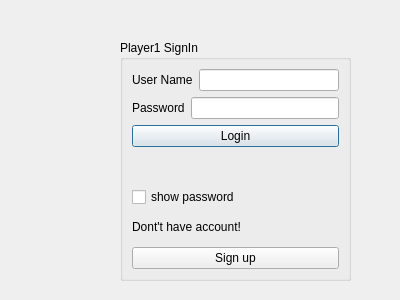
Before: the Qt Designer form tictactoev/signin.ui in Jolinejo/Advanced-Tic-Tac-Toe, drawn with Qt 5.
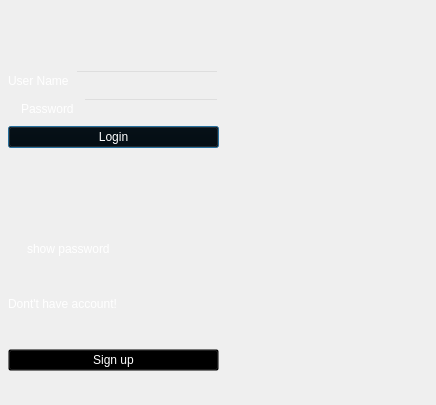
After: the same form once the commit is applied. Icons and pictures are not drawn.

```diff
--- a/tictactoev/signin.ui
+++ b/tictactoev/signin.ui
@@ -6,24 +6,28 @@
    <rect>
     <x>0</x>
     <y>0</y>
-    <width>400</width>
-    <height>300</height>
+    <width>436</width>
+    <height>405</height>
    </rect>
   </property>
   <property name="windowTitle">
    <string>Dialog</string>
   </property>
-  <widget class="QGroupBox" name="groupBox">
+  <property name="styleSheet">
+   <string notr="true"/>
+  </property>
+  <widget class="QWidget" name="widget" native="true">
    <property name="geometry">
     <rect>
-     <x>120</x>
-     <y>40</y>
-     <width>231</width>
-     <height>241</height>
+     <x>8</x>
+     <y>70</y>
+     <width>211</width>
+     <height>301</height>
     </rect>
    </property>
-   <property name="title">
-    <string>Player1 SignIn</string>
+   <property name="styleSheet">
+    <string notr="true">color:#ffffff;
+background-color:transparent</string>
    </property>
    <layout class="QVBoxLayout" name="verticalLayout_2">
     <item>
@@ -42,12 +46,24 @@
         </item>
        </layout>
       </item>
+     </layout>
+    </item>
       <item>
        <layout class="QHBoxLayout" name="horizontalLayout">
+      <item>
+       <widget class="QLabel" name="label_5">
+        <property name="styleSheet">
+         <string notr="true">background-image:url(:/users/signin.png);</string>
+        </property>
+        <property name="text">
+         <string/>
+        </property>
+       </widget>
+      </item>
         <item>
          <widget class="QLabel" name="label_2">
           <property name="text">
-           <string>Password</string>
+         <string>Password </string>
           </property>
          </widget>
         </item>
@@ -60,8 +76,6 @@
         </item>
        </layout>
       </item>
-     </layout>
-    </item>
     <item>
      <widget class="QPushButton" name="pushButton_login">
       <property name="text">
@@ -102,6 +116,24 @@
     </item>
    </layout>
   </widget>
+  <widget class="QLabel" name="label_6">
+   <property name="geometry">
+    <rect>
+     <x>-10</x>
+     <y>-20</y>
+     <width>461</width>
+     <height>421</height>
+    </rect>
+   </property>
+   <property name="styleSheet">
+    <string notr="true">background-image:url(:/users/signin.png)</string>
+   </property>
+   <property name="text">
+    <string/>
+   </property>
+  </widget>
+  <zorder>label_6</zorder>
+  <zorder>widget</zorder>
  </widget>
  <resources/>
  <connections/>
```
Lines whose indentation alone changed are shown as unchanged.
